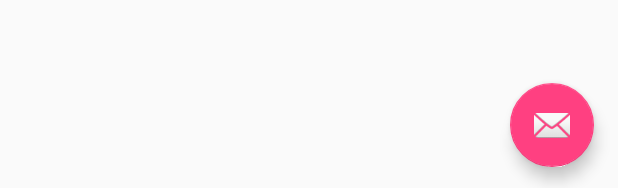
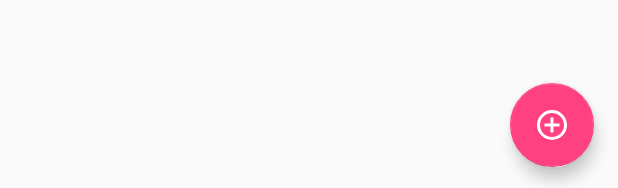
Before and after one commit to ArtemGulia/KickerApp, an Android app: the layout app_bar_home.xml on its own in the app's theme, with its tools: preview values and no code run, on a phone screen of 412 x 824 dp. Shown: the part 1045-1233 px from the top of the screen. Run offline under Robolectric (Android 15) with nearby library versions, the phone set to English and light mode, and no system bars.

```diff
--- a/app/src/main/java/com/g_art/kickerapp/activity/KickerAppActivity.java
+++ b/app/src/main/java/com/g_art/kickerapp/activity/KickerAppActivity.java
@@ -91,13 +91,11 @@ public class KickerAppActivity extends AppCompatActivity implements View.OnClick
 
 //        mSocket.connect();
 
-
         Toolbar toolbar = (Toolbar) findViewById(R.id.toolbar);
         setSupportActionBar(toolbar);
 
         FloatingActionButton fab = (FloatingActionButton) findViewById(R.id.fab);
         fab.setOnClickListener(this);
-
 
         DrawerLayout drawer = (DrawerLayout) findViewById(R.id.drawer_layout);
         ActionBarDrawerToggle toggle = new ActionBarDrawerToggle(
@@ -180,6 +178,10 @@ public class KickerAppActivity extends AppCompatActivity implements View.OnClick
                         RestClient.setsSessionId(cookie);
                     }
                 }
+
+                Snackbar.make(findViewById(R.id.contentContainer), player.getDisplayName(),
+                        Snackbar.LENGTH_LONG).show();
+
                 openPlayerProfile(player);
             }
 
--- /dev/null
+++ b/app/src/main/res/drawable/plus_circle_outline.xml
@@ -0,0 +1,9 @@
+<vector xmlns:android="http://schemas.android.com/apk/res/android"
+        android:width="50dp"
+        android:height="50dp"
+        android:viewportHeight="24"
+        android:viewportWidth="24">
+    <path
+        android:fillColor="#ffffff"
+        android:pathData="M12,20C7.59,20 4,16.41 4,12C4,7.59 7.59,4 12,4C16.41,4 20,7.59 20,12C20,16.41 16.41,20 12,20M12,2A10,10 0 0,0 2,12A10,10 0 0,0 12,22A10,10 0 0,0 22,12A10,10 0 0,0 12,2M13,7H11V11H7V13H11V17H13V13H17V11H13V7Z"/>
+</vector>
--- a/app/src/main/res/layout/app_bar_home.xml
+++ b/app/src/main/res/layout/app_bar_home.xml
@@ -28,6 +28,6 @@
         android:layout_height="wrap_content"
         android:layout_gravity="bottom|end"
         android:layout_margin="@dimen/fab_margin"
-        android:src="@android:drawable/ic_dialog_email"/>
+        android:src="@drawable/plus_circle_outline"/>
 
 </android.support.design.widget.CoordinatorLayout>
```
